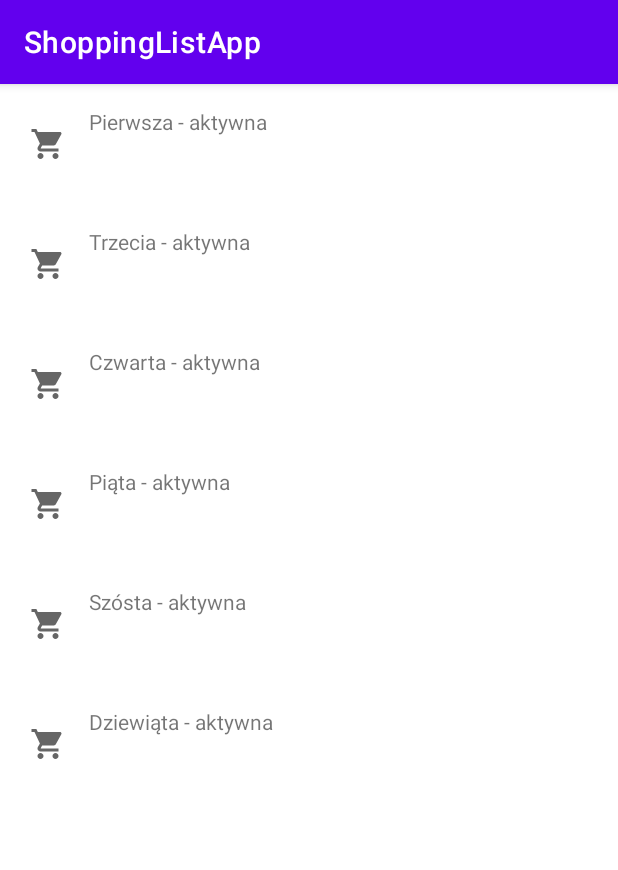
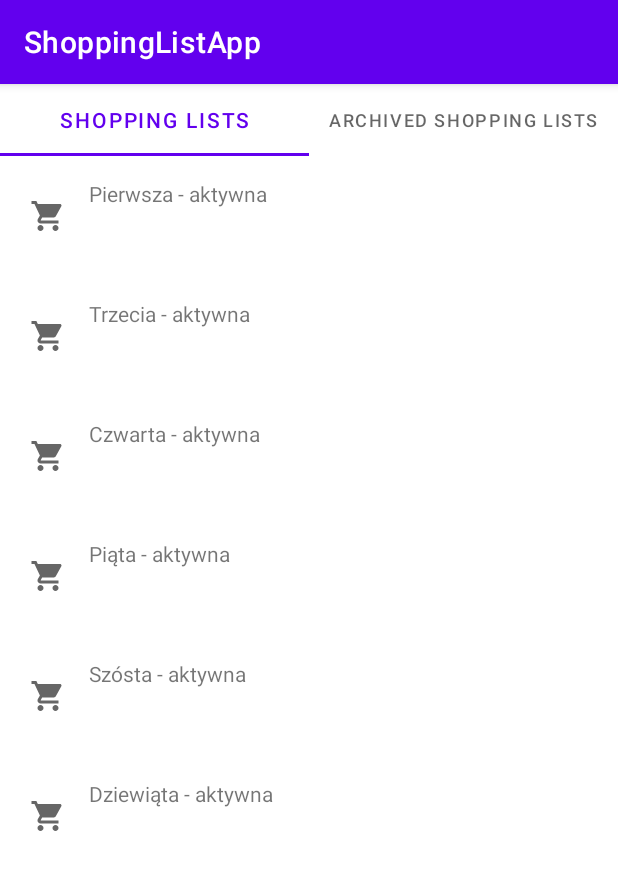
Before and after one commit to karkaminski/ShoppingListApp, an Android app: the screen it shows after launch (MainActivity), on a phone screen of 412 x 824 dp. Shown: the top 870 px of the screen. Run offline under Robolectric (Android 15) with nearby library versions, the phone set to English and light mode, and no system bars; our stand-ins replace data binding.

Commit message:
Basic TabLayout with TabLayoutMediator added

```diff
--- a/app/src/main/java/pl/karkaminski/shoppinglistapp/ui/mainviewpager/MainViewPagerFragment.java
+++ b/app/src/main/java/pl/karkaminski/shoppinglistapp/ui/mainviewpager/MainViewPagerFragment.java
@@ -5,7 +5,11 @@ import android.view.LayoutInflater;
 import android.view.View;
 import android.view.ViewGroup;
 
+import androidx.annotation.NonNull;
 import androidx.fragment.app.Fragment;
+
+import com.google.android.material.tabs.TabLayout;
+import com.google.android.material.tabs.TabLayoutMediator;
 
 import org.jetbrains.annotations.NotNull;
 
@@ -33,6 +37,20 @@ public class MainViewPagerFragment extends Fragment {
 
         binding.viewPager.setAdapter(adapter);
 
+        new TabLayoutMediator(
+                binding.tabLayout,
+                binding.viewPager,
+                (tab, position) -> {
+                    switch (position) {
+                        case 0:
+                            tab.setText("Shopping Lists");
+                            break;
+                        case 1:
+                            tab.setText("Archived Shopping Lists");
+                            break;
+                    }
+                }).attach();
+
         return binding.getRoot();
     }
 }
--- a/app/src/main/res/layout/main_pager_fragment.xml
+++ b/app/src/main/res/layout/main_pager_fragment.xml
@@ -1,10 +1,24 @@
 <?xml version="1.0" encoding="utf-8"?>
 <layout>
 
-    <androidx.viewpager2.widget.ViewPager2
+    <LinearLayout
         xmlns:android="http://schemas.android.com/apk/res/android"
-        android:id="@+id/view_pager"
         android:layout_width="match_parent"
-        android:layout_height="match_parent" />
+        android:layout_height="match_parent"
+        android:orientation="vertical">
+
+        <com.google.android.material.tabs.TabLayout
+            android:id="@+id/tab_layout"
+            android:layout_width="match_parent"
+            android:layout_height="wrap_content" />
+
+        <androidx.viewpager2.widget.ViewPager2
+            android:id="@+id/view_pager"
+            android:layout_width="match_parent"
+            android:layout_height="match_parent" />
+    </LinearLayout>
+
+
+
 
 </layout>
```
